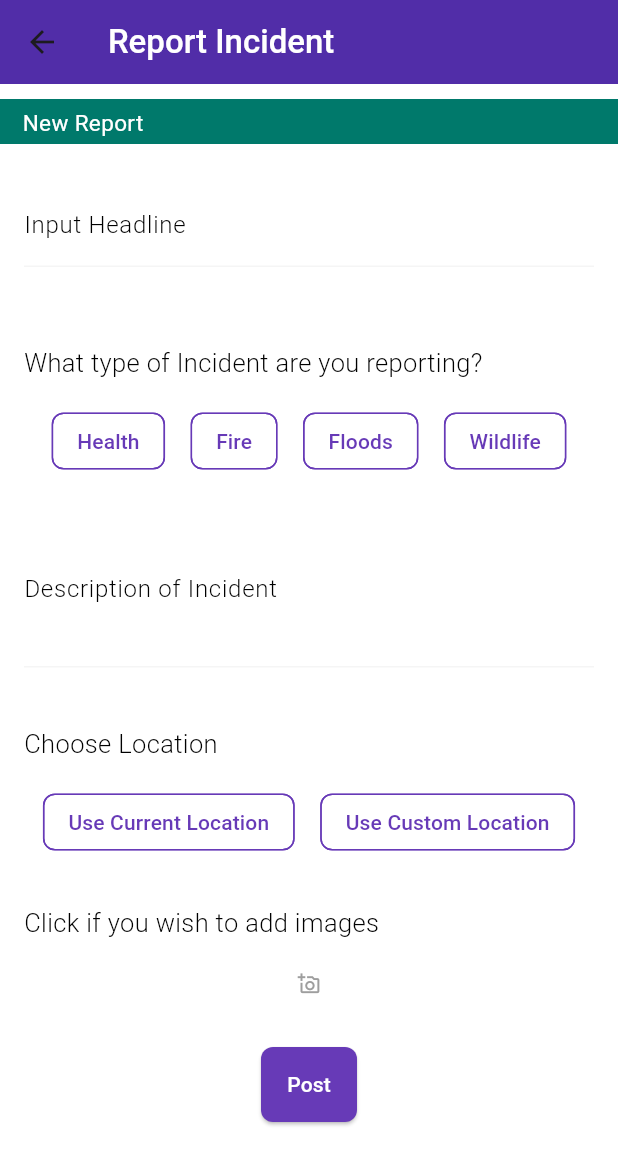
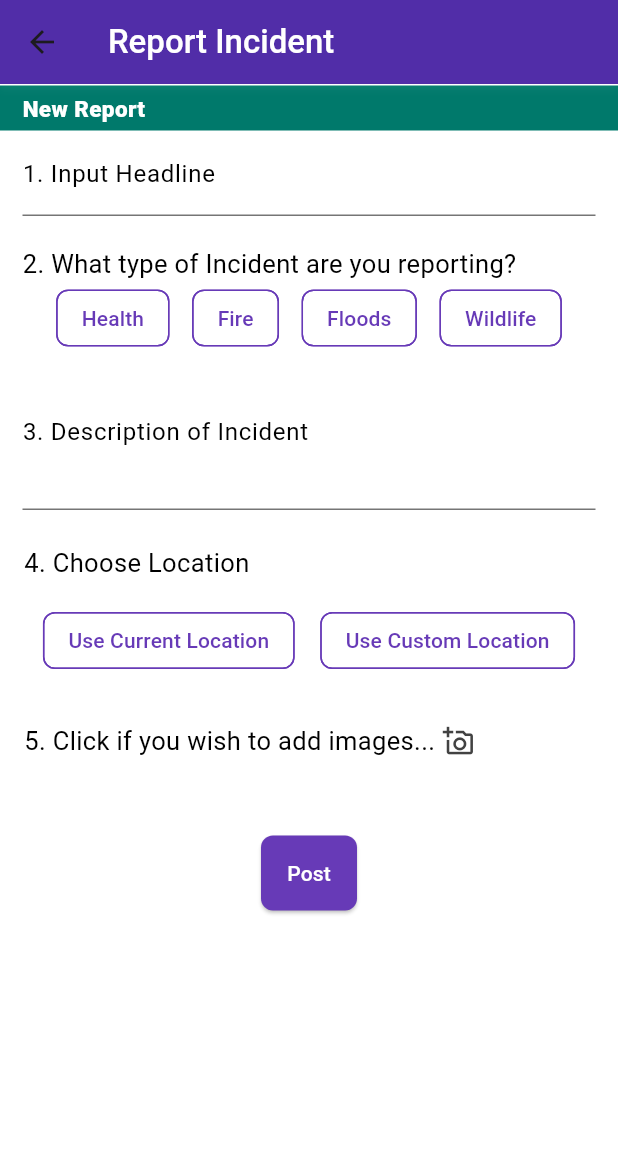
Before and after one commit to Nasiali-Eden/CityWatch, a Flutter app: the PostIncident screen opened directly, on a phone screen of 412 x 824 dp. Shown: the top 1165 px of the screen. Run offline on Flutter 3.47's test engine with Material 3 defaults, Android fonts, the phone set to English and light mode, and no system bars; our stand-ins replace cloud_firestore, firebase_auth, firebase_core; accounts and stored records are empty.

Commit message:
Incidents

```diff
--- a/lib/Shared/Inputs/post_incident.dart
+++ b/lib/Shared/Inputs/post_incident.dart
@@ -100,29 +100,29 @@ class _PostIncidentState extends State<PostIncident> {
                 children: [
                   Container(
                     padding: EdgeInsets.symmetric(horizontal: 15, vertical: 5),
-                    margin: EdgeInsets.symmetric(vertical: 10),
+                    margin: EdgeInsets.symmetric(vertical: 1),
                     height: 30,
                     color: Colors.teal[700],
                     child: Text(
                       'New Report',
-                      style: TextStyle(color: Colors.white, fontSize: 15),
+                      style: TextStyle(color: Colors.white, fontSize: 15, fontWeight: FontWeight.w800),
                     ),
                   ),
                 ],
               ),
               Padding(
-                padding: const EdgeInsets.all(16.0),
+                padding: EdgeInsets.symmetric(horizontal: 15, vertical: 0),
                 child: TextFormField(
                   controller: _headlineController,
                   decoration: InputDecoration(
-                    labelText: 'Input Headline',
+                    labelText: '1. Input Headline',
                     labelStyle: const TextStyle(
-                        color: Colors.black, fontWeight: FontWeight.w300),
+                        color: Colors.black, fontWeight: FontWeight.w400),
                     enabledBorder: UnderlineInputBorder(
-                      borderSide: BorderSide(color: Colors.grey.shade100),
+                      borderSide: BorderSide(color: Colors.black54),
                     ),
                     focusedBorder: const UnderlineInputBorder(
-                      borderSide: BorderSide(color: Colors.black54, width: 0.1),
+                      borderSide: BorderSide(color: Colors.black87, width: 0.1),
                     ),
                   ),
                   onChanged: _onHeadlineChanged,
@@ -138,19 +138,19 @@ class _PostIncidentState extends State<PostIncident> {
                 height: 20,
               ),
               Padding(
-                padding: const EdgeInsets.all(16.0),
+                padding: EdgeInsets.symmetric(horizontal: 15, vertical: 0),
                 child: Text(
-                  'What type of Incident are you reporting?',
+                  '2. What type of Incident are you reporting?',
                   style: TextStyle(
                       color: Colors.black,
-                      fontWeight: FontWeight.w300,
+                      fontWeight: FontWeight.w400,
                       fontSize: 17),
                 ),
               ),
               Wrap(
                 alignment: WrapAlignment.center,
-                spacing: 5,
-                runSpacing: 5,
+                spacing: 3,
+                runSpacing: 2,
                 children: [
                   _buildStyleRadioButton('Health'),
                   _buildStyleRadioButton('Fire'),
@@ -158,23 +158,20 @@ class _PostIncidentState extends State<PostIncident> {
                   _buildStyleRadioButton('Wildlife'),
                 ],
               ),
-              SizedBox(
-                height: 7,
-              ),
               Padding(
-                padding: const EdgeInsets.all(16.0),
+                padding: EdgeInsets.symmetric(horizontal: 15, vertical: 0),
                 child: TextFormField(
                   controller: _descriptionController,
                   maxLines: 3,
                   decoration: InputDecoration(
-                    labelText: 'Description of Incident',
+                    labelText: '3. Description of Incident',
                     labelStyle: const TextStyle(
-                        color: Colors.black, fontWeight: FontWeight.w300),
+                        color: Colors.black, fontWeight: FontWeight.w400),
                     enabledBorder: UnderlineInputBorder(
-                      borderSide: BorderSide(color: Colors.grey.shade100),
+                      borderSide: BorderSide(color: Colors.black54),
                     ),
                     focusedBorder: const UnderlineInputBorder(
-                      borderSide: BorderSide(color: Colors.black54, width: 0.1),
+                      borderSide: BorderSide(color: Colors.black87, width: 0.1),
                     ),
                   ),
                   onChanged: _onDescriptionChanged,
@@ -192,10 +189,10 @@ class _PostIncidentState extends State<PostIncident> {
               Padding(
                 padding: const EdgeInsets.all(16.0),
                 child: Text(
-                  'Choose Location',
+                  '4. Choose Location',
                   style: TextStyle(
                       color: Colors.black,
-                      fontWeight: FontWeight.w300,
+                      fontWeight: FontWeight.w400,
                       fontSize: 17),
                 ),
               ),
@@ -213,23 +210,30 @@ class _PostIncidentState extends State<PostIncident> {
               ),
               Padding(
                 padding: const EdgeInsets.all(16.0),
-                child: Text(
-                  'Click if you wish to add images',
-                  style: TextStyle(
-                      color: Colors.black,
-                      fontWeight: FontWeight.w300,
-                      fontSize: 17),
+                child: Row(
+                  children: [
+                    Text(
+                      '5. Click if you wish to add images...',
+                      style: TextStyle(
+                          color: Colors.black,
+                          fontWeight: FontWeight.w400,
+                          fontSize: 17),
+                    ),
+                    SizedBox(
+                      width: 5,
+                    ),
+                    GestureDetector(
+                      child: Icon(
+                        Icons.add_a_photo_outlined,
+                        size: 21,
+                        color: Colors.grey[800],
+                      ),
+                      onTap: (){},
+                    ),
+                  ],
                 ),
               ),
-              SizedBox(
-                height: 5,
-              ),
-              Center(
-                  child: Icon(
-                Icons.add_a_photo_outlined,
-                size: 15,
-                color: Colors.grey,
-              )),
+
               SizedBox(
                 height: 35,
               ),
```
Also changed, not shown: 1 other file.
